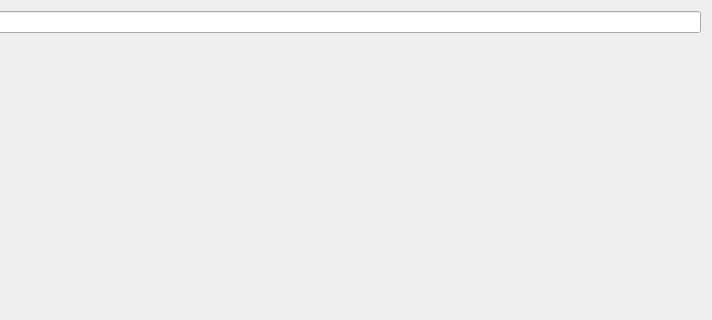
Old version of the form mywidget.ui in the repository silencewings1/Ball; both pictures show x 488 to 1200 and y 0 to 320 of the 1200 by 600 pixel window.
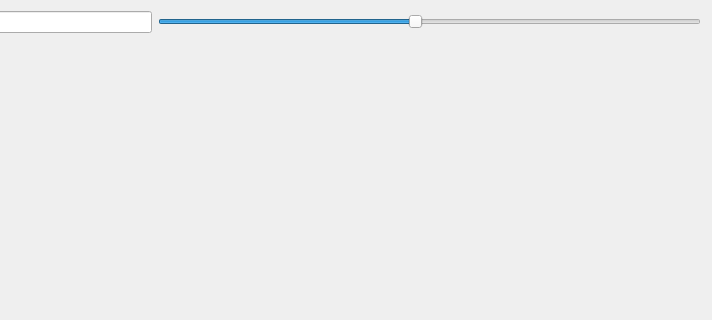
New version of the form.

What changed in the file:
```diff
--- a/mywidget.ui
+++ b/mywidget.ui
@@ -24,7 +24,23 @@
    <item row="0" column="1">
     <widget class="QLineEdit" name="lineEdit"/>
    </item>
-   <item row="1" column="0" colspan="2">
+   <item row="0" column="2">
+    <widget class="QSlider" name="horizontalSlider">
+     <property name="minimum">
+      <number>1</number>
+     </property>
+     <property name="maximum">
+      <number>20</number>
+     </property>
+     <property name="value">
+      <number>10</number>
+     </property>
+     <property name="orientation">
+      <enum>Qt::Horizontal</enum>
+     </property>
+    </widget>
+   </item>
+   <item row="1" column="0" colspan="3">
     <widget class="QWidget" name="widget" native="true"/>
    </item>
   </layout>
```
Left out of the diff: 1 changed line with no effect on the pictures.
